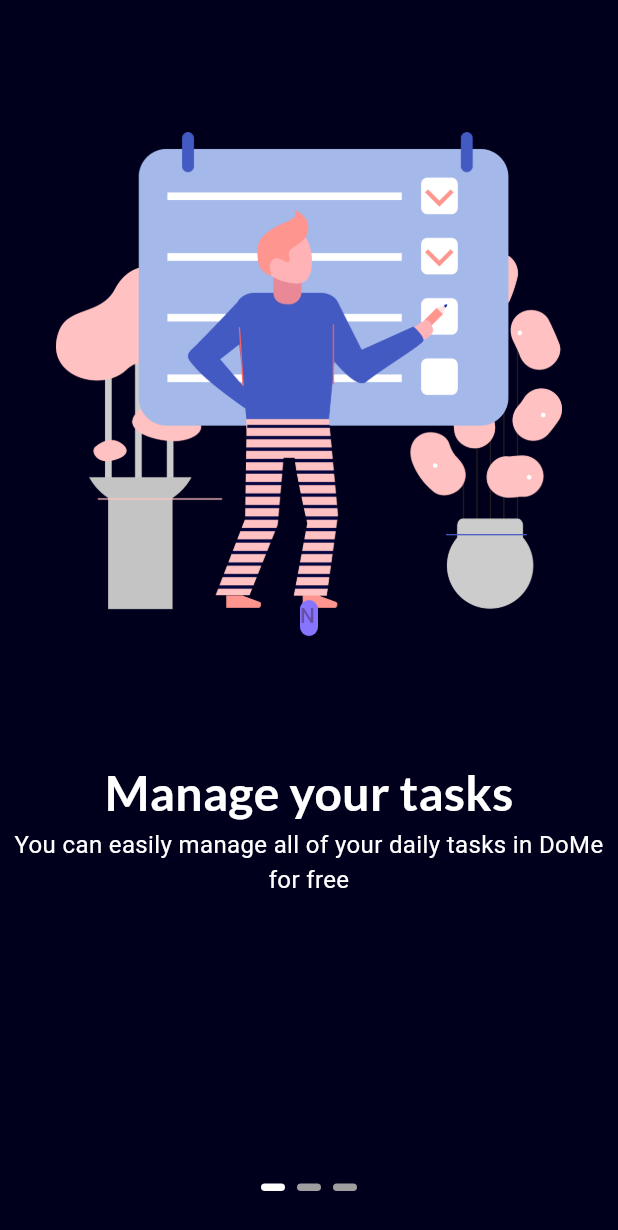
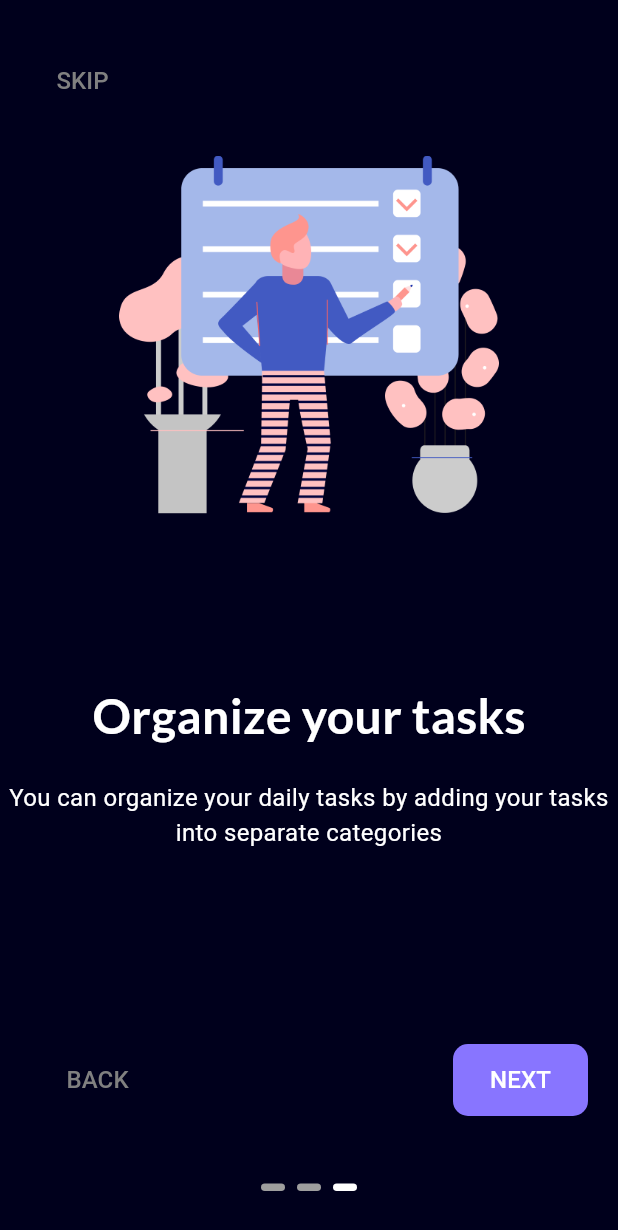
Before and after one commit to Developer-Waqas/Flutter-ToDo-App, a Flutter app: the screen it shows after launch, swiped to page 3, on a phone screen of 412 x 824 dp. Shown: the top 1230 px of the screen. Run offline on Flutter 3.47's test engine with Material 3 defaults, Android fonts, the phone set to English and light mode, and no system bars; drawn by our look-alikes of liquid_swipe, smooth_page_indicator; our stand-ins replace get; Roboto replaces fonts that are missing (LatoRegular).

Commit message:
Initial commit

```diff
--- a/lib/src/common_widgets/custom_button/custom_button.dart
+++ b/lib/src/common_widgets/custom_button/custom_button.dart
@@ -3,20 +3,49 @@ import 'package:flutter/material.dart';
 import '../../constants/app_colors/app_colors.dart';
 
 class CustomButton extends StatelessWidget {
-  const CustomButton({
+
+  final double buttonHeight;
+  final double buttonWidth;
+  final Color? buttonColor;
+  final double buttonBorderRadius;
+  final String buttonTitle;
+  final TextStyle? buttonTextStyle;
+  final EdgeInsetsGeometry? buttonPadding;
+  final VoidCallback onPressed;
+  final BoxBorder? buttonBorder;
+
+   CustomButton({
     super.key,
+     this.buttonHeight = 48,
+     this.buttonWidth = 90,
+     this.buttonColor,
+     this.buttonBorderRadius = 10,
+     required this.buttonTitle,
+     this.buttonTextStyle,
+     this.buttonPadding,
+     required this.onPressed,
+     this.buttonBorder,
   });
+
+
+
+
 
   @override
   Widget build(BuildContext context) {
     return Container(
-      height: 24,
-      width: 12,
+      height: buttonHeight,
+      width: buttonWidth,
       decoration: BoxDecoration(
-        color: nextButtonColor,
-        borderRadius: BorderRadius.circular(10),
+        color: buttonColor,
+        borderRadius: BorderRadius.circular(buttonBorderRadius),
+        border:buttonBorder
       ),
-      child: Text('Next'),
+      child: TextButton(
+        onPressed: onPressed,
+        child: Text(buttonTitle,style: buttonTextStyle,),
+
+      ),
     );
   }
 }
--- a/lib/src/common_widgets/custom_onboarding_container/custom_onboarding_container.dart
+++ b/lib/src/common_widgets/custom_onboarding_container/custom_onboarding_container.dart
@@ -6,35 +6,37 @@ import '../../constants/image_strings/image_strings.dart';
 import '../../constants/text_strings/text_strings.dart';
 
 class CustomOnBoardingContainer extends StatelessWidget {
+
+  final Color bgColor;
+  final AssetImage onBoardingImage;
+  final String title;
+  final String subtitle;
+
   const CustomOnBoardingContainer({
     super.key,
-    required this.hsize,
     required this.bgColor,
     required this.onBoardingImage,
     required this.title,
     required this.subtitle,
   });
 
-  final Size hsize;
-  final Color bgColor;
-  final AssetImage onBoardingImage;
-  final String title;
-  final String subtitle;
-
   @override
   Widget build(BuildContext context) {
+
+    final size = MediaQuery.of(context).size;
     return Container(
       color: bgColor,
       child: Column(
         mainAxisAlignment: MainAxisAlignment.spaceEvenly,
         children: [
           Image(
-            height: hsize.height,
+            height: size.height * 0.3,
             image: onBoardingImage,
           ),
           Column(
             children: [
               Text(title,style: onBoardingTitleStyle,),
+              SizedBox(height: 20,),
               Text(subtitle,style: onBoardingSubTitleStyle,textAlign: TextAlign.center,)
             ],
           ),
--- a/lib/src/constants/app_colors/app_colors.dart
+++ b/lib/src/constants/app_colors/app_colors.dart
@@ -4,6 +4,8 @@ import 'package:flutter/material.dart';
 Color splashBgColor = Color(0xff0F0530).withOpacity(0.2);
 
 Color whiteColor = Color(0xffffffff);
+
+Color grayColor = Color(0xff808080);
 
 Color onBoardingColor1 = Color(0xff000038);
 
--- a/lib/src/constants/app_styles/app_style.dart
+++ b/lib/src/constants/app_styles/app_style.dart
@@ -21,3 +21,10 @@ TextStyle onBoardingSubTitleStyle = TextStyle(
   fontSize: 16,
   color: whiteColor,
 );
+
+///<<<<<-----OnBoardingBackButtonTextStyle------>>>>>///
+TextStyle onBoardingBackButtonTextStyle = TextStyle(
+  fontFamily: 'LatoRegular',
+  fontSize: 16,
+  color: grayColor,
+);
--- a/lib/src/constants/text_strings/text_strings.dart
+++ b/lib/src/constants/text_strings/text_strings.dart
@@ -8,3 +8,14 @@ const String appName = 'UpTodo';
 const String title1 = 'Manage your tasks';
 const String subTitle1 =
     'You can easily manage all of your daily tasks in DoMe for free';
+
+const String title2 = 'Create daily routine';
+const String subTitle2 = 'In Uptodo  you can create your personalized routine to stay productive';
+
+const String title3 = 'Organize your tasks';
+const String subTitle3 = 'You can organize your daily tasks by adding your tasks into separate categories';
+
+///<<<<<<-------OnBoardingButtonText------>>>>>>
+const String onBoardingButtonText1 = 'SKIP';
+const String onBoardingButtonText2 = 'NEXT';
+const String onBoardingButtonText3 = 'BACK';
--- /dev/null
+++ b/lib/src/features/authentication/controllers/onboarding_controller/onboarding_controller.dart
@@ -0,0 +1,48 @@
+import 'package:flutter/material.dart';
+import 'package:get/get.dart';
+import 'package:liquid_swipe/liquid_swipe.dart';
+
+import '../../../../common_widgets/custom_onboarding_container/custom_onboarding_container.dart';
+import '../../../../constants/app_colors/app_colors.dart';
+import '../../../../constants/image_strings/image_strings.dart';
+import '../../../../constants/text_strings/text_strings.dart';
+
+class OnBoardingController extends GetxController {
+
+  final controller = LiquidController();
+  RxInt currentPage = 0.obs;
+
+
+  final pages = [
+    CustomOnBoardingContainer(
+      bgColor: onBoardingColor1,
+      onBoardingImage: const AssetImage(onBoardingImage1),
+      title: title1,
+      subtitle: subTitle1,
+    ),
+    CustomOnBoardingContainer(
+      bgColor: onBoardingColor2,
+      onBoardingImage: const AssetImage(onBoardingImage2),
+      title: title2,
+      subtitle: subTitle2,
+    ),
+    CustomOnBoardingContainer(
+      bgColor: onBoardingColor3,
+      onBoardingImage: const AssetImage(onBoardingImage3),
+      title: title3,
+      subtitle: subTitle3,
+    ),
+  ];
+
+  onPageChangeCallback(int activePageIndex)=> currentPage.value = activePageIndex;
+  skip() => controller.jumpToPage(page: 2);
+  animatedToNextSlide(){
+    int nextPage = controller.currentPage + 1 ;
+    controller.animateToPage(page: nextPage);
+  }
+  animatedToBackSlide(){
+    int backPage = controller.currentPage - 1 ;
+    controller.animateToPage(page: backPage);
+  }
+
+}
--- a/lib/src/features/authentication/screens/onboarding_screen/onboarding_screen.dart
+++ b/lib/src/features/authentication/screens/onboarding_screen/onboarding_screen.dart
@@ -1,10 +1,12 @@
 import 'package:flutter/material.dart';
+import 'package:get/get.dart';
 import 'package:liquid_swipe/liquid_swipe.dart';
 import 'package:smooth_page_indicator/smooth_page_indicator.dart';
 import 'package:todo_app/src/constants/app_colors/app_colors.dart';
 import 'package:todo_app/src/constants/app_styles/app_style.dart';
 import 'package:todo_app/src/constants/image_strings/image_strings.dart';
 import 'package:todo_app/src/constants/text_strings/text_strings.dart';
+import 'package:todo_app/src/features/authentication/controllers/onboarding_controller/onboarding_controller.dart';
 
 import '../../../../common_widgets/custom_button/custom_button.dart';
 import '../../../../common_widgets/custom_onboarding_container/custom_onboarding_container.dart';
@@ -14,32 +16,8 @@ class OnboardingScreen extends StatelessWidget {
 
   @override
   Widget build(BuildContext context) {
-    final size = MediaQuery.of(context).size;
 
-    final pages = [
-      CustomOnBoardingContainer(
-        hsize: size * 0.4,
-        bgColor: onBoardingColor1,
-        onBoardingImage: const AssetImage(onBoardingImage1),
-        title: title1,
-        subtitle: subTitle1,
-      ),
-      CustomOnBoardingContainer(
-        hsize: size * 0.4,
-        bgColor: onBoardingColor2,
-        onBoardingImage: const AssetImage(onBoardingImage2),
-        title: title1,
-        subtitle: subTitle1,
-      ),
-      CustomOnBoardingContainer(
-        hsize: size * 0.4,
-        bgColor: onBoardingColor3,
-        onBoardingImage: const AssetImage(onBoardingImage3),
-        title: title1,
-        subtitle: subTitle1,
-      ),
-    ];
-    final controller = LiquidController();
+    final onBoardingController = OnBoardingController();
 
     return Scaffold(
       backgroundColor: splashBgColor,
@@ -47,24 +25,52 @@ class OnboardingScreen extends StatelessWidget {
         alignment: Alignment.center,
         children: [
           LiquidSwipe(
-            pages: pages,
+            pages: onBoardingController.pages,
+            liquidController: onBoardingController.controller,
+            onPageChangeCallback: onBoardingController.onPageChangeCallback,
           ),
-          SizedBox(height: 50,),
-          Positioned(
+          SizedBox(
+            height: 50,
+          ),
+          Obx(() => Positioned(
             bottom: 30,
             child: AnimatedSmoothIndicator(
-              activeIndex: controller.currentPage,
+              activeIndex: onBoardingController.currentPage.value,
               count: 3,
-              effect: WormEffect(
-                activeDotColor: whiteColor,
-                dotHeight: 5
-              ),
+              effect: WormEffect(activeDotColor: whiteColor, dotHeight: 5),
             ),
-          ),
-          Positioned(child: TextButton(
-            onPressed: (){},
-            child: CustomButton(),
-          ))
+          ),),
+
+          ///Skip button
+          Positioned(
+            top: 30,
+            left: 10,
+            child: CustomButton(
+              buttonTitle: onBoardingButtonText1,
+              onPressed: () => onBoardingController.skip(),
+              buttonTextStyle: onBoardingBackButtonTextStyle,
+            ),),
+          ///Next button
+          Positioned(
+            bottom: 80,
+              right: 20,
+              child: CustomButton(
+                buttonHeight: 48,
+                buttonWidth: 90,
+                buttonTitle: onBoardingButtonText2,
+                onPressed: () => onBoardingController.animatedToNextSlide(),
+                buttonColor: nextButtonColor,
+                buttonBorderRadius: 10,
+                buttonTextStyle: onBoardingSubTitleStyle,
+              ),),
+          Positioned(
+            bottom: 80,
+            left: 20,
+            child: CustomButton(
+              buttonTitle: onBoardingButtonText3,
+              onPressed: () => onBoardingController.animatedToBackSlide(),
+              buttonTextStyle: onBoardingBackButtonTextStyle,
+            ),),
         ],
       ),
     );
```
